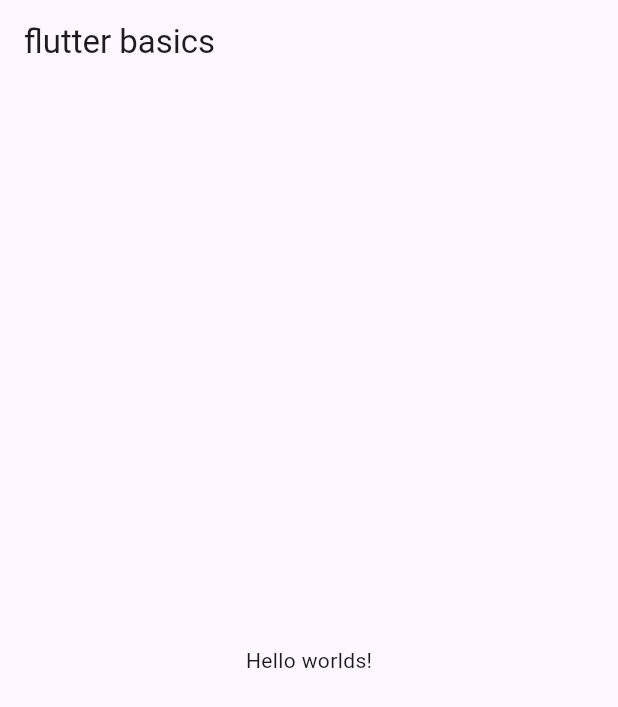
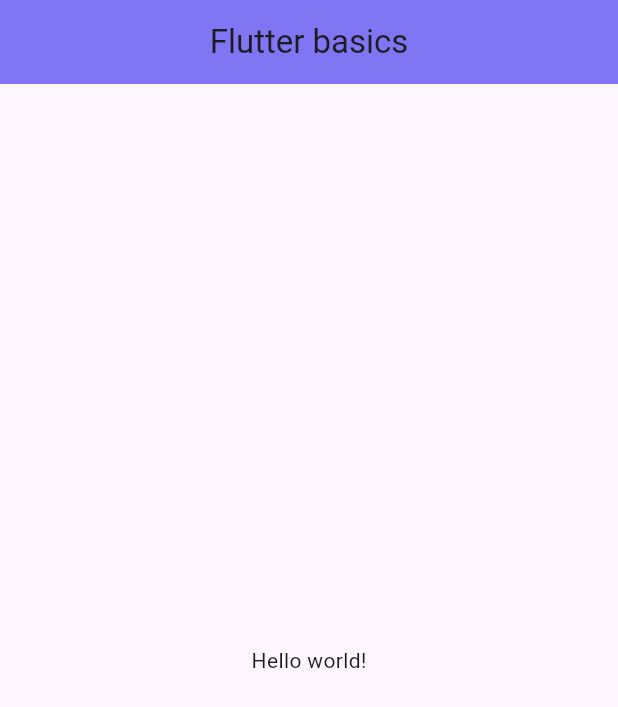
Before and after one commit to Momen-Assaf/Flutter-Course, a Flutter app: the screen it shows after launch, on a phone screen of 412 x 824 dp. Shown: the top 707 px of the screen. Run offline on Flutter 3.47's test engine with Material 3 defaults, Android fonts, the phone set to English and light mode, and no system bars.

Commit message:
lesson 6

```diff
--- a/2_Flutter_Basics/lib/main.dart
+++ b/2_Flutter_Basics/lib/main.dart
@@ -12,9 +12,13 @@ class MyApp extends StatelessWidget {
   Widget build(BuildContext context) {
     return MaterialApp(
       home: Scaffold(
-        appBar: AppBar(title: const Text('flutter basics'),),
+        appBar: AppBar(
+          title: const Text('Flutter basics'),
+          backgroundColor: const Color.fromARGB(255, 128, 117, 243),
+          centerTitle: true,
+          ),
         body: const Center(
-          child: Text('Hello worlds!'),
+          child: Text('Hello world!'),
         ),
       )
     );
```
